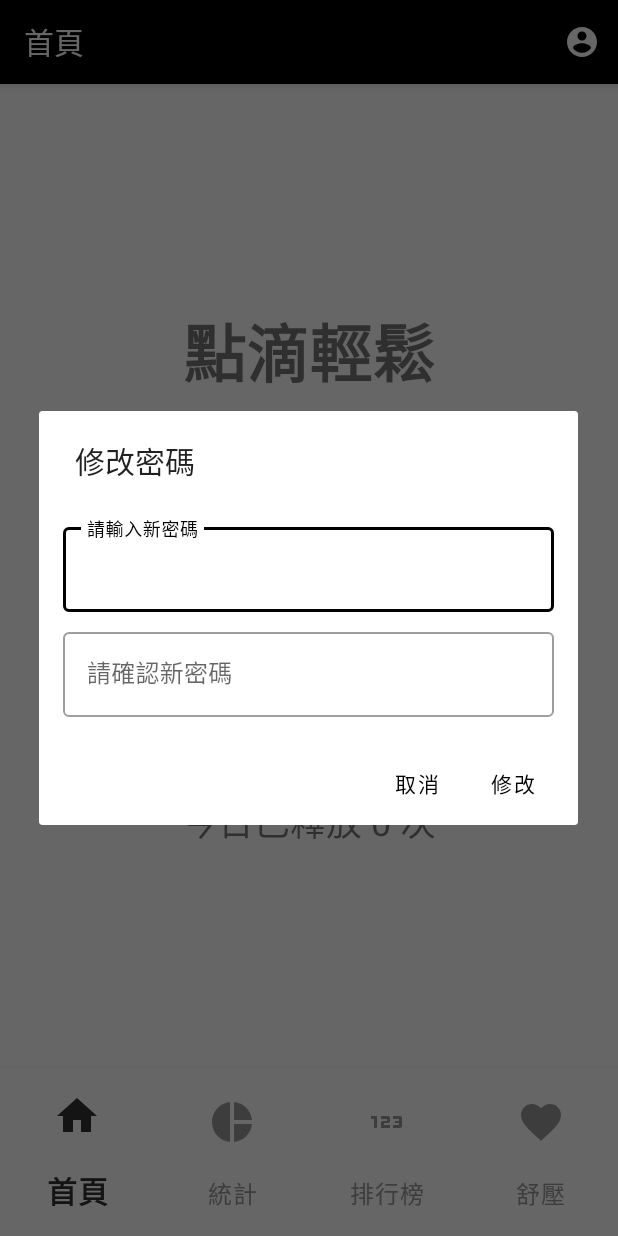
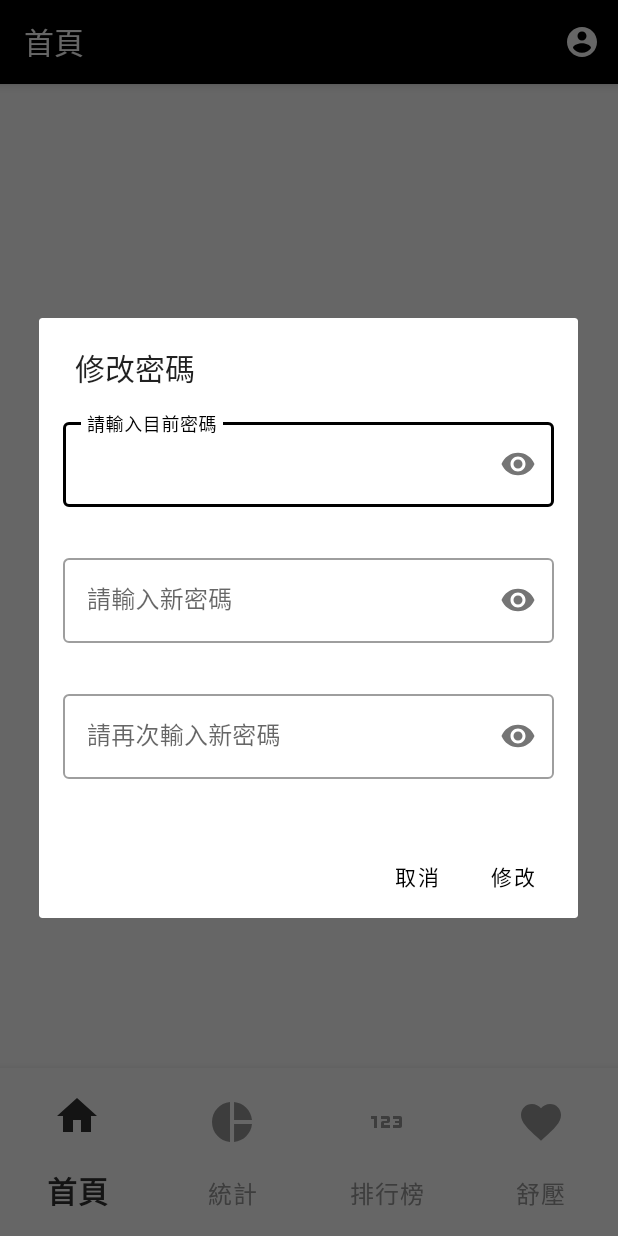
Before and after one commit to ShouShouRen/TapEase, an Android app: the screen it shows after launch once a user with an empty profile is signed in (MainActivity), after a tap on "修改密碼", on a phone screen of 412 x 824 dp. Run offline under Robolectric (Android 15) with nearby library versions, the phone set to English and light mode, and no system bars; our stand-ins replace Firebase (no records; nobody signed in at launch, a user with empty details on screens opened directly), navigation-ui; 1 other tap on this screen came first.

Commit message:
feat: original confirm password

```diff
--- a/app/src/main/java/com/example/appbarpoc/MainActivity.java
+++ b/app/src/main/java/com/example/appbarpoc/MainActivity.java
@@ -6,7 +6,6 @@ import android.view.Menu;
 import android.view.MenuItem;
 import android.view.View;
 import android.widget.TextView;
-import android.widget.Toast;
 
 import androidx.appcompat.app.AlertDialog;
 import androidx.appcompat.app.AppCompatActivity;
@@ -21,6 +20,7 @@ import androidx.navigation.ui.NavigationUI;
 import com.google.android.material.bottomnavigation.BottomNavigationView;
 import com.google.android.material.navigation.NavigationView;
 import com.google.android.material.textfield.TextInputEditText;
+import com.google.android.material.textfield.TextInputLayout;
 import com.google.firebase.auth.FirebaseAuth;
 import com.google.firebase.auth.FirebaseUser;
 import com.google.firebase.firestore.FirebaseFirestore;
@@ -112,41 +112,86 @@ public class MainActivity extends AppCompatActivity {
 
     private void showChangePasswordDialog() {
         View dialogView = getLayoutInflater().inflate(R.layout.dialog_change_password, null);
+        TextInputEditText currentPasswordInput = dialogView.findViewById(R.id.current_password);
         TextInputEditText newPasswordInput = dialogView.findViewById(R.id.new_password);
         TextInputEditText confirmPasswordInput = dialogView.findViewById(R.id.confirm_password);
 
-        new AlertDialog.Builder(this)
+        TextInputLayout currentPasswordLayout = dialogView.findViewById(R.id.current_password_layout);
+        TextInputLayout newPasswordLayout = dialogView.findViewById(R.id.new_password_layout);
+        TextInputLayout confirmPasswordLayout = dialogView.findViewById(R.id.confirm_password_layout);
+
+        AlertDialog dialog = new AlertDialog.Builder(this)
                 .setTitle(R.string.change_password)
                 .setView(dialogView)
-                .setPositiveButton(R.string.change, (dialog, which) -> {
+                .setPositiveButton(R.string.change, null)
+                .setNegativeButton(R.string.cancel, null)
+                .create();
+
+        dialog.setOnShowListener(dialogInterface -> {
+            dialog.getButton(AlertDialog.BUTTON_POSITIVE).setOnClickListener(view -> {
+                // 清除之前的錯誤訊息
+                currentPasswordLayout.setError(null);
+                newPasswordLayout.setError(null);
+                confirmPasswordLayout.setError(null);
+
+                String currentPassword = currentPasswordInput.getText().toString();
                 String newPassword = newPasswordInput.getText().toString();
                 String confirmPassword = confirmPasswordInput.getText().toString();
 
-                    if (newPassword.isEmpty() || confirmPassword.isEmpty()) {
-                        Toast.makeText(this, R.string.enter_new_password, Toast.LENGTH_SHORT).show();
+                // 驗證輸入
+                boolean hasError = false;
+
+                if (currentPassword.isEmpty()) {
+                    currentPasswordLayout.setError("請輸入目前密碼");
+                    hasError = true;
+                }
+
+                if (newPassword.isEmpty()) {
+                    newPasswordLayout.setError("請輸入新密碼");
+                    hasError = true;
+                }
+
+                if (confirmPassword.isEmpty()) {
+                    confirmPasswordLayout.setError("請再次輸入新密碼");
+                    hasError = true;
+                }
+
+                if (!newPassword.equals(confirmPassword)) {
+                    confirmPasswordLayout.setError("新密碼與確認密碼不相符");
+                    hasError = true;
+                }
+
+                if (hasError) {
                     return;
                 }
 
-                    if (!newPassword.equals(confirmPassword)) {
-                        Toast.makeText(this, "密碼不一致", Toast.LENGTH_SHORT).show();
-                        return;
-                    }
-
+                // 驗證當前密碼
                 FirebaseUser user = mAuth.getCurrentUser();
-                    if (user != null) {
-                        user.updatePassword(newPassword)
+                if (user != null && user.getEmail() != null) {
+                    mAuth.signInWithEmailAndPassword(user.getEmail(), currentPassword)
                             .addOnCompleteListener(task -> {
                                 if (task.isSuccessful()) {
-                                        Toast.makeText(this, R.string.password_changed,
-                                                Toast.LENGTH_SHORT).show();
+                                    // 當前密碼正確，更新新密碼
+                                    user.updatePassword(newPassword)
+                                            .addOnCompleteListener(updateTask -> {
+                                                if (updateTask.isSuccessful()) {
+                                                    dialog.dismiss();
+                                                    new AlertDialog.Builder(MainActivity.this)
+                                                            .setMessage("密碼已成功更新")
+                                                            .setPositiveButton("確定", null)
+                                                            .show();
                                                 } else {
-                                        Toast.makeText(this, R.string.error_change_password,
-                                                Toast.LENGTH_SHORT).show();
+                                                    newPasswordLayout.setError("密碼更新失敗，請稍後再試");
+                                                }
+                                            });
+                                } else {
+                                    currentPasswordLayout.setError("目前密碼不正確");
                                 }
                             });
                 }
-                })
-                .setNegativeButton(R.string.cancel, null)
-                .show();
+            });
+        });
+
+        dialog.show();
     }
 }
--- a/app/src/main/res/layout/dialog_change_password.xml
+++ b/app/src/main/res/layout/dialog_change_password.xml
@@ -1,36 +1,56 @@
 <?xml version="1.0" encoding="utf-8"?>
 <LinearLayout xmlns:android="http://schemas.android.com/apk/res/android"
+    xmlns:app="http://schemas.android.com/apk/res-auto"
     android:layout_width="match_parent"
     android:layout_height="wrap_content"
     android:orientation="vertical"
     android:padding="16dp">
 
     <com.google.android.material.textfield.TextInputLayout
+        android:id="@+id/current_password_layout"
         android:layout_width="match_parent"
         android:layout_height="wrap_content"
-        android:layout_marginTop="8dp"
-        android:hint="@string/enter_new_password">
+        android:layout_marginBottom="8dp"
+        app:errorEnabled="true"
+        app:passwordToggleEnabled="true">
+
+        <com.google.android.material.textfield.TextInputEditText
+            android:id="@+id/current_password"
+            android:layout_width="match_parent"
+            android:layout_height="wrap_content"
+            android:hint="請輸入目前密碼"
+            android:inputType="textPassword" />
+    </com.google.android.material.textfield.TextInputLayout>
+
+    <com.google.android.material.textfield.TextInputLayout
+        android:id="@+id/new_password_layout"
+        android:layout_width="match_parent"
+        android:layout_height="wrap_content"
+        android:layout_marginBottom="8dp"
+        app:errorEnabled="true"
+        app:passwordToggleEnabled="true">
 
         <com.google.android.material.textfield.TextInputEditText
             android:id="@+id/new_password"
             android:layout_width="match_parent"
             android:layout_height="wrap_content"
+            android:hint="請輸入新密碼"
             android:inputType="textPassword" />
-
     </com.google.android.material.textfield.TextInputLayout>
 
     <com.google.android.material.textfield.TextInputLayout
+        android:id="@+id/confirm_password_layout"
         android:layout_width="match_parent"
         android:layout_height="wrap_content"
-        android:layout_marginTop="8dp"
-        android:hint="@string/confirm_new_password">
+        app:errorEnabled="true"
+        app:passwordToggleEnabled="true">
 
         <com.google.android.material.textfield.TextInputEditText
             android:id="@+id/confirm_password"
             android:layout_width="match_parent"
             android:layout_height="wrap_content"
+            android:hint="請再次輸入新密碼"
             android:inputType="textPassword" />
-
     </com.google.android.material.textfield.TextInputLayout>
 
 </LinearLayout>
```
Lines whose indentation alone changed are shown as unchanged.
